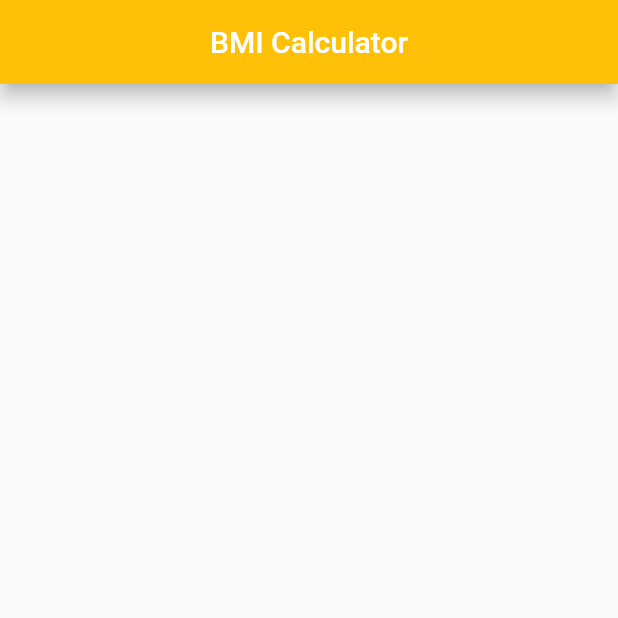
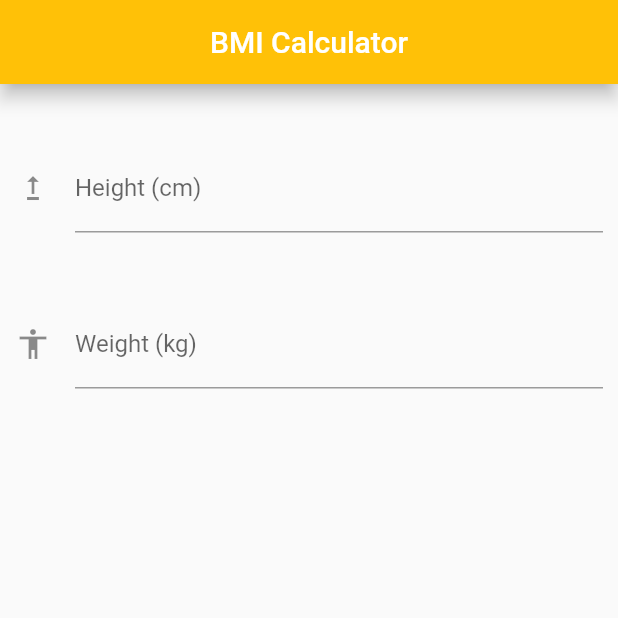
Before and after one commit to arielbakal/bmi_calculator, a Flutter app: the screen it shows after launch, on a phone screen of 412 x 824 dp, the top half of it. Run offline on Flutter 3.47's test engine with Material 2 defaults, Android fonts, the phone set to English and light mode, and no system bars.

Commit message:
(UI) Height & Weight Textfields

```diff
--- a/lib/screen/bmiCalculator_screen.dart
+++ b/lib/screen/bmiCalculator_screen.dart
@@ -19,6 +19,30 @@ class _BmiCalculatorScreenState extends State<BmiCalculatorScreen>{
         elevation: 5,
         backgroundColor: Colors.amber,
       ),
+      body: Container(
+        padding: const EdgeInsets.symmetric(horizontal: 10, vertical: 40),
+        child: Column(
+          children: const <Widget>[
+            TextField(
+              keyboardType: TextInputType.number,
+              decoration: InputDecoration(
+                labelText: 'Height (cm)',
+                icon: Icon(Icons.upgrade),
+              ),
+            ),
+            SizedBox(
+              height: 45,
+            ),
+            TextField(
+              keyboardType: TextInputType.number,
+              decoration: InputDecoration(
+                labelText: 'Weight (kg)',
+                icon: Icon(Icons.accessibility),
+              ),
+            ),
+          ],
+        ),
+      ),
     );
   }
 }
```
